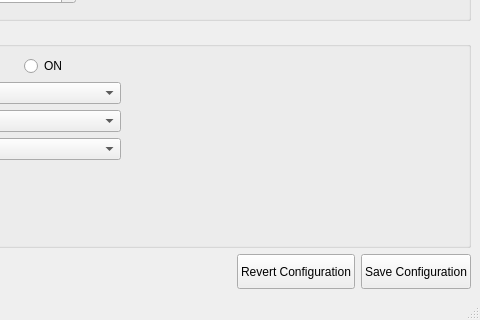
MahmoudWali/LJXController, file LJXConfiguration/mainwindow.ui: the form before one commit; both pictures show x 251 to 731 and y 210 to 530 of the 731 by 530 pixel window.
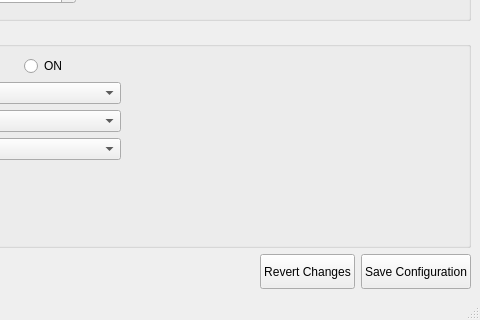
The form after the commit.

Commit message: update UI button text

```diff
--- a/LJXConfiguration/mainwindow.ui
+++ b/LJXConfiguration/mainwindow.ui
@@ -293,7 +293,7 @@
          </size>
         </property>
         <property name="text">
-         <string>Revert Configuration</string>
+         <string>Revert Changes</string>
         </property>
        </widget>
       </item>
```
